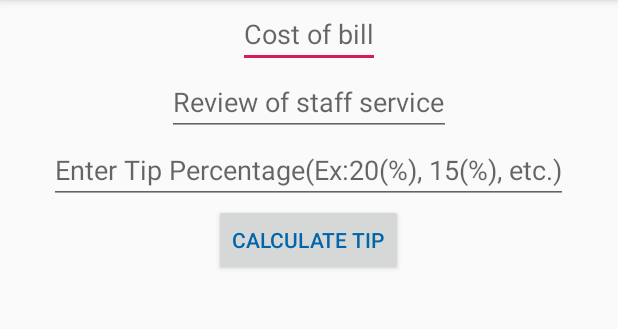
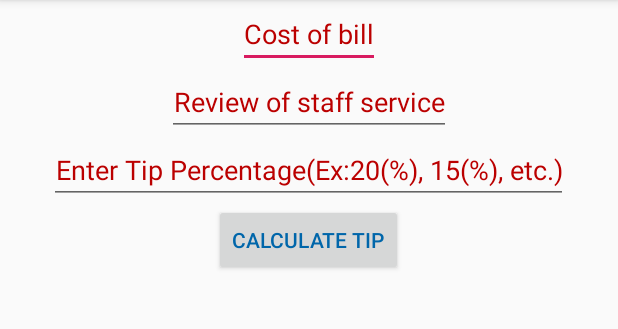
Before and after one commit to RealDeadrat/TipCalculator_SYED, an Android app: the screen it shows after launch (MainActivity), on a phone screen of 412 x 824 dp, the part 84-413 px from its top. Run offline under Robolectric (Android 15) with nearby library versions, the phone set to English and light mode, and no system bars.

Commit message:
new hint color

```diff
--- a/app/src/main/res/layout/activity_main.xml
+++ b/app/src/main/res/layout/activity_main.xml
@@ -13,8 +13,10 @@
         android:layout_width="wrap_content"
         android:layout_height="wrap_content"
         android:hint="Cost of bill"
-        android:layout_gravity="center_horizontal" ravity="center"
+        android:layout_gravity="center_horizontal"
+        android:gravity="center_horizontal"
         android:textColor="@color/colorInputText"
+        android:textColorHint="@color/colorHntText"
         android:inputType="numberDecimal"
          />
 
@@ -24,7 +26,9 @@
         android:layout_height="wrap_content"
         android:hint="Review of staff service"
         android:layout_gravity="center_horizontal"
+        android:gravity="center_horizontal"
         android:textColor="@color/colorInputText"
+        android:textColorHint="@color/colorHntText"
         />
 
     <EditText
@@ -33,7 +37,9 @@
         android:layout_height="wrap_content"
         android:hint="Enter Tip Percentage(Ex:20(%), 15(%), etc.)"
         android:layout_gravity="center_horizontal"
+        android:gravity="center_horizontal"
         android:textColor="@color/colorInputText"
+        android:textColorHint="@color/colorHntText"
         android:inputType="number"
 
         />
--- a/app/src/main/res/values/colors.xml
+++ b/app/src/main/res/values/colors.xml
@@ -5,6 +5,7 @@
     <color name="colorAccent">#D81B60</color>
     <color name="colorBtnText">#0066aa</color>
     <color name="colorRtnText">#aa6600</color>
+    <color name="colorHntText">#bb0000</color>
     <color name="colorInputText">#66aa00</color>
 
 
```
